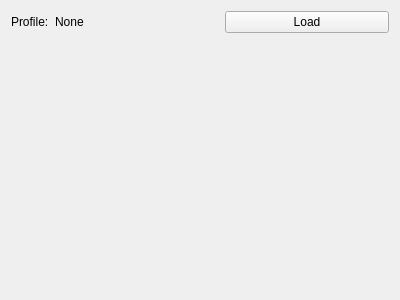
Qt form simonlib/simonscenarios/languageprofilesettings.ui (KDE/simon) before a commit.
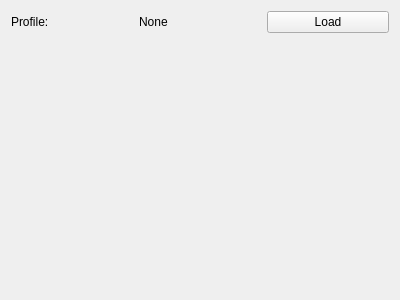
The same form after that commit. Custom widgets are drawn as their Qt base class.

```diff
--- a/simonlib/simonscenarios/languageprofilesettings.ui
+++ b/simonlib/simonscenarios/languageprofilesettings.ui
@@ -13,16 +13,16 @@
   <property name="windowTitle">
    <string/>
   </property>
-  <layout class="QFormLayout" name="formLayout">
-   <item row="0" column="0">
+  <layout class="QVBoxLayout" name="verticalLayout">
+   <item>
+    <layout class="QHBoxLayout" name="horizontalLayout">
+     <item>
     <widget class="QLabel" name="label">
      <property name="text">
       <string>Profile:</string>
      </property>
     </widget>
    </item>
-   <item row="0" column="1">
-    <layout class="QHBoxLayout" name="horizontalLayout">
      <item>
       <widget class="QLabel" name="lbProfileName">
        <property name="text">
@@ -39,6 +39,19 @@
      </item>
     </layout>
    </item>
+   <item>
+    <spacer name="verticalSpacer">
+     <property name="orientation">
+      <enum>Qt::Vertical</enum>
+     </property>
+     <property name="sizeHint" stdset="0">
+      <size>
+       <width>20</width>
+       <height>260</height>
+      </size>
+     </property>
+    </spacer>
+   </item>
   </layout>
  </widget>
  <customwidgets>
```
Lines whose indentation alone changed are shown as unchanged.
